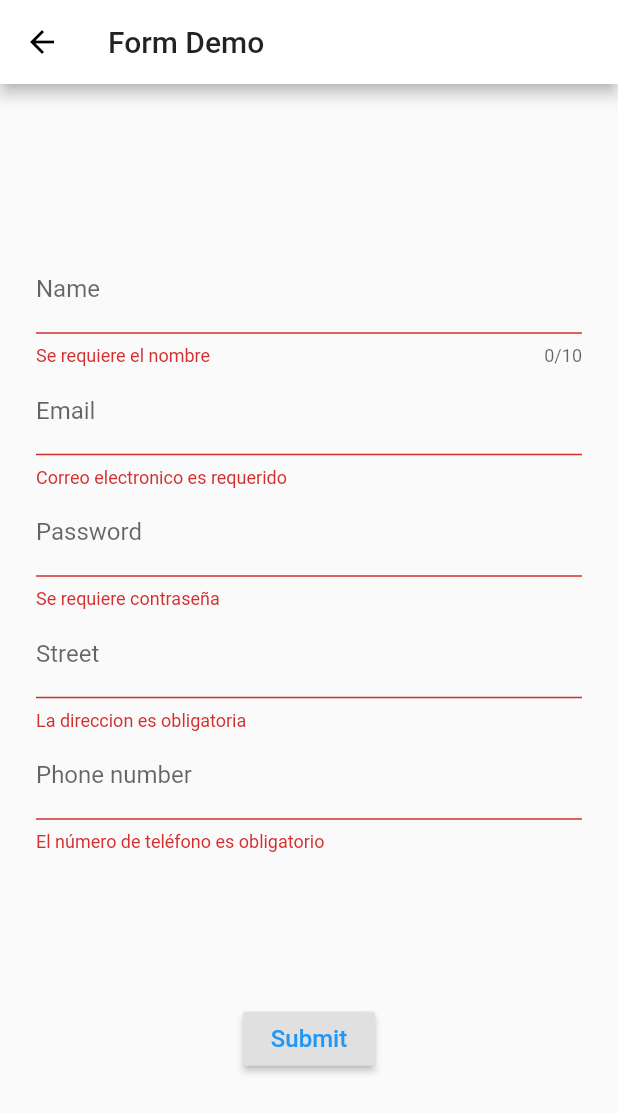
After one commit to Los-cinco-de-aca/flutter_restaurante, a Flutter app: the FormPage screen opened by its route, after a tap on "Submit", on a phone screen of 412 x 824 dp. The commit adds this screen. Shown: the top 1113 px of the screen. Run offline on Flutter 3.47's test engine with Material 2 defaults, Android fonts, the phone set to English and light mode, and no system bars; our stand-ins replace font_awesome_flutter; Roboto replaces fonts that are missing (Poppins).

Commit message:
commit pantallas Daniel

```diff
--- /dev/null
+++ b/lib/pages/registre_page.dart
@@ -0,0 +1,154 @@
+import 'package:flutter/cupertino.dart';
+import 'package:flutter/material.dart';
+
+class FormPage extends StatefulWidget {
+  @override
+  State<StatefulWidget> createState() {
+    return FormPageState();
+  }
+}
+
+class FormPageState extends State<FormPage> {
+  String _name;
+  String _email;
+  String _password;
+  String _street;
+  String _phoneNumber;
+
+  final GlobalKey<FormState> _formKey = GlobalKey<FormState>();
+
+  Widget _buildName() {
+    return TextFormField(
+      decoration: InputDecoration(labelText: 'Name'),
+      maxLength: 10,
+      validator: (String value) {
+        if (value.isEmpty) {
+          return 'Se requiere el nombre';
+        }
+
+        return null;
+      },
+      onSaved: (String value) {
+        _name = value;
+      },
+    );
+  }
+
+  Widget _buildEmail() {
+    return TextFormField(
+      decoration: InputDecoration(labelText: 'Email'),
+      validator: (String value) {
+        if (value.isEmpty) {
+          return 'Correo electronico es requerido';
+        }
+
+        if (!RegExp(
+                r"[a-z0-9!#$%&'*+/=?^_`{|}~-]+(?:\.[a-z0-9!#$%&'*+/=?^_`{|}~-]+)*@(?:[a-z0-9](?:[a-z0-9-]*[a-z0-9])?\.)+[a-z0-9](?:[a-z0-9-]*[a-z0-9])?")
+            .hasMatch(value)) {
+          return 'Por favor, introduce una dirección de correo electrónico válida';
+        }
+
+        return null;
+      },
+      onSaved: (String value) {
+        _email = value;
+      },
+    );
+  }
+
+  Widget _buildPassword() {
+    return TextFormField(
+      decoration: InputDecoration(labelText: 'Password'),
+      keyboardType: TextInputType.visiblePassword,
+      validator: (String value) {
+        if (value.isEmpty) {
+          return 'Se requiere contraseña';
+        }
+
+        return null;
+      },
+      onSaved: (String value) {
+        _password = value;
+      },
+    );
+  }
+
+  Widget _builSTREET() {
+    return TextFormField(
+      decoration: InputDecoration(labelText: 'Street'),
+      keyboardType: TextInputType.streetAddress,
+      validator: (String value) {
+        if (value.isEmpty) {
+          return 'La direccion es obligatoria';
+        }
+
+        return null;
+      },
+      onSaved: (String value) {
+        _street = value;
+      },
+    );
+  }
+
+  Widget _buildPhoneNumber() {
+    return TextFormField(
+      decoration: InputDecoration(labelText: 'Phone number'),
+      keyboardType: TextInputType.phone,
+      validator: (String value) {
+        if (value.isEmpty) {
+          return 'El número de teléfono es obligatorio';
+        }
+
+        return null;
+      },
+      onSaved: (String value) {
+        _street = value;
+      },
+    );
+  }
+
+  @override
+  Widget build(BuildContext context) {
+    return Scaffold(
+      appBar: AppBar(title: Text("Form Demo")),
+      body: Container(
+        margin: EdgeInsets.all(24),
+        child: Form(
+          key: _formKey,
+          child: Column(
+            mainAxisAlignment: MainAxisAlignment.center,
+            children: <Widget>[
+              _buildName(),
+              _buildEmail(),
+              _buildPassword(),
+              _builSTREET(),
+              _buildPhoneNumber(),
+              SizedBox(height: 100),
+              RaisedButton(
+                child: Text(
+                  'Submit',
+                  style: TextStyle(color: Colors.blue, fontSize: 16),
+                ),
+                onPressed: () {
+                  if (!_formKey.currentState.validate()) {
+                    return;
+                  }
+
+                  _formKey.currentState.save();
+
+                  print(_name);
+                  print(_email);
+                  print(_phoneNumber);
+                  print(_street);
+                  print(_password);
+
+                  //Send to API
+                },
+              )
+            ],
+          ),
+        ),
+      ),
+    );
+  }
+}
--- a/pubspec.yaml
+++ b/pubspec.yaml
@@ -29,6 +29,7 @@ dependencies:
   # The following adds the Cupertino Icons font to your application.
   # Use with the CupertinoIcons class for iOS style icons.
   cupertino_icons: ^0.1.3
+  font_awesome_flutter: ^8.7.0
 
 dev_dependencies:
   flutter_test:
```
Also changed, not shown: lib/main.dart (+8 -2 lines), lib/pages/login_page.dart (+16 -1 lines), lib/pages/welcome_page.dart (added, +40 -0 lines), pubspec.lock.
